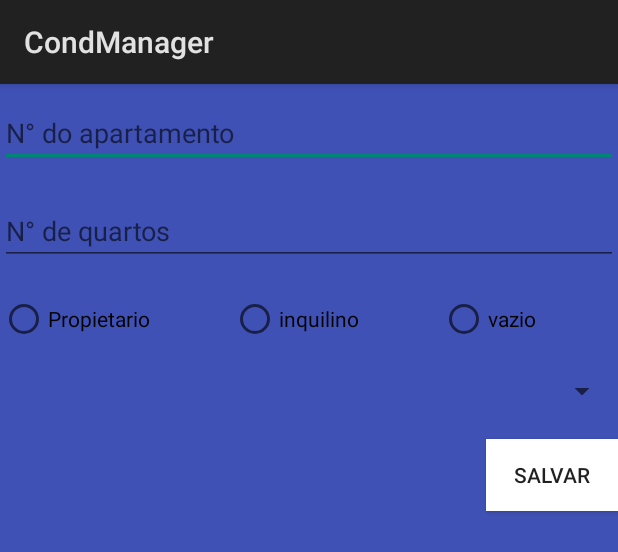
After one commit to MarceloxAlves/CondManager, an Android app: the layout activity_adicionar_apartamento.xml on its own in the app's theme, with its tools: preview values and no code run, on a phone screen of 412 x 824 dp. The commit adds this screen. Shown: the top 552 px of the screen. Run offline under Robolectric (Android 15) with nearby library versions, the phone set to English and light mode, and no system bars.

Commit message:
telas de listar e cadastrar apartamentos

```diff
--- /dev/null
+++ b/app/src/main/res/drawable/button_background.xml
@@ -0,0 +1,8 @@
+<?xml version="1.0" encoding="utf-8"?>
+<shape xmlns:android="http://schemas.android.com/apk/res/android"
+    android:shape="rectangle">
+    <solid
+        android:color="@color/colorWhite">
+    </solid>
+
+</shape>
--- /dev/null
+++ b/app/src/main/res/layout/activity_adicionar_apartamento.xml
@@ -0,0 +1,68 @@
+<?xml version="1.0" encoding="utf-8"?>
+<ScrollView xmlns:android="http://schemas.android.com/apk/res/android"
+    xmlns:app="http://schemas.android.com/apk/res-auto"
+    xmlns:tools="http://schemas.android.com/tools"
+    android:layout_width="match_parent"
+    android:layout_height="match_parent"
+    tools:context=".app.AdicionarApartamentoActivity"
+    android:background="@color/colorPrimary">
+    <LinearLayout
+        android:layout_width="match_parent"
+        android:layout_height="match_parent"
+        android:orientation="vertical">
+        <EditText
+            android:id="@+id/numero_apartamento"
+            android:layout_width="match_parent"
+            android:layout_height="wrap_content"
+            android:hint="@string/n_do_apartamento"
+            android:inputType="number"
+            android:layout_marginVertical="10dp"/>
+        <EditText
+            android:id="@+id/quantidade_quartos"
+            android:layout_width="match_parent"
+            android:layout_height="wrap_content"
+            android:hint="@string/n_de_quartos"
+            android:inputType="number"
+            android:layout_marginVertical="10dp"/>
+        <RadioGroup
+            android:layout_width="match_parent"
+            android:layout_height="match_parent"
+            android:orientation="horizontal"
+            android:weightSum="3"
+            android:layout_marginVertical="10dp">
+            <RadioButton
+                android:id="@+id/propietario_rb"
+                android:layout_width="wrap_content"
+                android:layout_height="wrap_content"
+                android:text="@string/propietario"
+                android:layout_weight="1"/>
+            <RadioButton
+                android:id="@+id/inquilino_rb"
+                android:layout_width="wrap_content"
+                android:layout_height="wrap_content"
+                android:text="@string/inquilino"
+                android:layout_weight="1"/>
+            <RadioButton
+                android:id="@+id/vazio_rb"
+                android:layout_width="wrap_content"
+                android:layout_height="wrap_content"
+                android:text="@string/vazio"
+                android:layout_weight="1"/>
+        </RadioGroup>
+        <Spinner
+            android:id="@+id/proprietarios"
+            android:layout_width="match_parent"
+            android:layout_height="wrap_content"
+            android:layout_marginVertical="10dp">
+        </Spinner>
+
+        <Button
+            android:layout_width="wrap_content"
+            android:layout_height="wrap_content"
+            android:text="@string/salvar"
+            android:layout_gravity="end"
+            android:layout_marginVertical="10dp"
+            android:background="@drawable/button_background"/>
+    </LinearLayout>
+
+</ScrollView>
--- a/app/src/main/res/layout/activity_login.xml
+++ b/app/src/main/res/layout/activity_login.xml
@@ -1,5 +1,6 @@
 <?xml version="1.0" encoding="utf-8"?>
-<android.support.design.widget.CoordinatorLayout xmlns:android="http://schemas.android.com/apk/res/android"
+<android.support.design.widget.CoordinatorLayout
+    xmlns:android="http://schemas.android.com/apk/res/android"
     xmlns:app="http://schemas.android.com/apk/res-auto"
     xmlns:tools="http://schemas.android.com/tools"
     android:layout_width="match_parent"
--- a/app/src/main/res/values/strings.xml
+++ b/app/src/main/res/values/strings.xml
@@ -11,4 +11,10 @@
     <string name="cadastrar">Cadastrar</string>
     <string name="apartamentos">Apartamentos</string>
     <string name="dispesas">Dispesas</string>
+    <string name="propietario">Propietario</string>
+    <string name="vazio">vazio</string>
+    <string name="inquilino">inquilino</string>
+    <string name="n_do_apartamento">N° do apartamento</string>
+    <string name="n_de_quartos">N° de quartos</string>
+    <string name="salvar">Salvar</string>
 </resources>
```
Also changed, not shown: app/src/main/AndroidManifest.xml (+12 -7 lines), app/src/main/java/br/com/avantitecnologiati/condmanager/app/AdicionarApartamentoActivity.java (added, +13 -0 lines), app/src/main/java/br/com/avantitecnologiati/condmanager/app/ItemApartamentoViewHolderActivity.java (added, +13 -0 lines), app/src/main/java/br/com/avantitecnologiati/condmanager/app/ListarApartamentosActivity.java (added, +17 -0 lines), app/src/main/java/br/com/avantitecnologiati/condmanager/model/ApartamentoAdapter.java (added, +53 -0 lines), app/src/main/res/layout/activity_item_apartamento_view_holder.xml (added, +57 -0 lines), app/src/main/res/layout/activity_listar_apartamentos.xml (added, +27 -0 lines), app/src/main/res/drawable/apartament.png (added).
